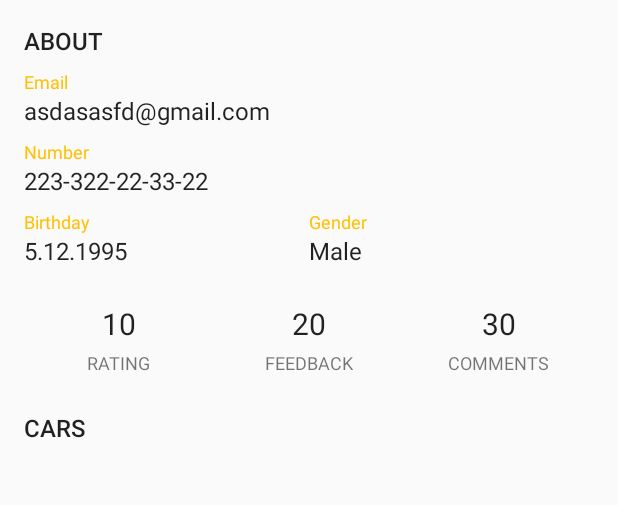
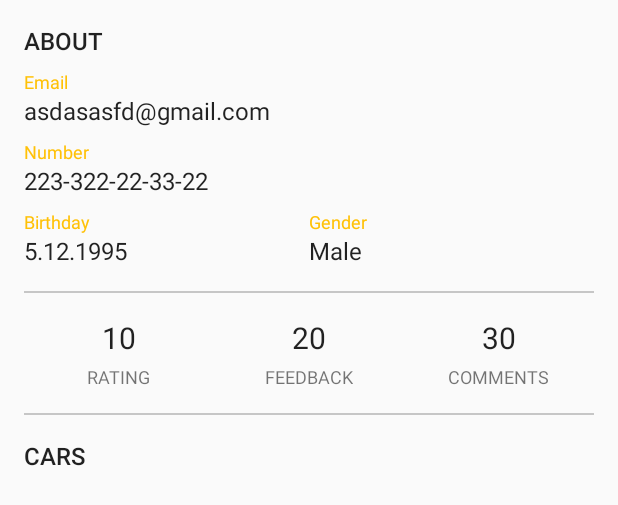
Before and after one commit to Arkadzi/fellow-traveller, an Android app: the layout item_user_about.xml on its own in the app's theme, with its tools: preview values and no code run, on a phone screen of 412 x 824 dp. Shown: the top 505 px of the screen. Run offline under Robolectric (Android 15) with nearby library versions, the phone set to English and light mode, and no system bars.

```diff
--- a/app/src/main/res/layout/item_user_about.xml
+++ b/app/src/main/res/layout/item_user_about.xml
@@ -105,12 +105,17 @@
         </LinearLayout>
     </LinearLayout>
 
+    <View
+        android:layout_width="match_parent"
+        android:layout_height="1dp"
+        android:layout_marginTop="16dp"
+        android:layout_marginBottom="16dp"
+        android:background="#c6c6c6"/>
+
     <LinearLayout
         android:layout_width="match_parent"
         android:layout_height="wrap_content"
-        android:orientation="horizontal"
-        android:paddingBottom="24dp"
-        android:paddingTop="24dp">
+        android:orientation="horizontal">
 
         <LinearLayout
             android:layout_width="0dp"
@@ -184,6 +189,12 @@
                 android:textSize="12sp" />
         </LinearLayout>
     </LinearLayout>
+    <View
+        android:layout_width="match_parent"
+        android:layout_height="1dp"
+        android:layout_marginTop="16dp"
+        android:layout_marginBottom="16dp"
+        android:background="#c6c6c6"/>
 
     <TextView
         android:layout_width="wrap_content"
```
